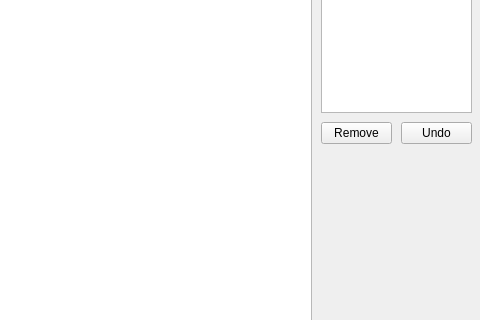
First picture: the form in vision/mainwindow.ui, repository KevinUTAT/surviver_dot_IO, before the edit; both pictures show x 829 to 1309 and y 277 to 597 of the 1309 by 742 pixel window.
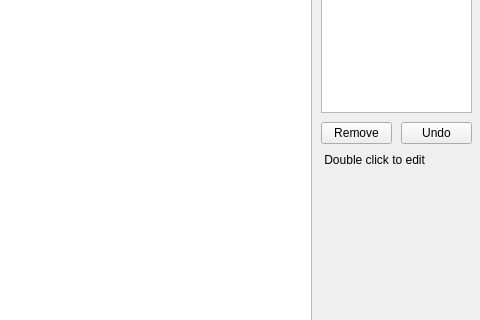
Second picture: the form after the edit.

Commit message: ADS: add modification to target class

The edit to the form file:
```diff
--- a/vision/mainwindow.ui
+++ b/vision/mainwindow.ui
@@ -70,6 +70,19 @@
      <string>Undo</string>
     </property>
    </widget>
+   <widget class="QLabel" name="label">
+    <property name="geometry">
+     <rect>
+      <x>1150</x>
+      <y>410</y>
+      <width>151</width>
+      <height>16</height>
+     </rect>
+    </property>
+    <property name="text">
+     <string> Double click to edit</string>
+    </property>
+   </widget>
   </widget>
   <widget class="QMenuBar" name="menubar">
    <property name="geometry">
```
Left out of the diff: 6 changed lines with no effect on the pictures. The commit also changes 3 other files.
